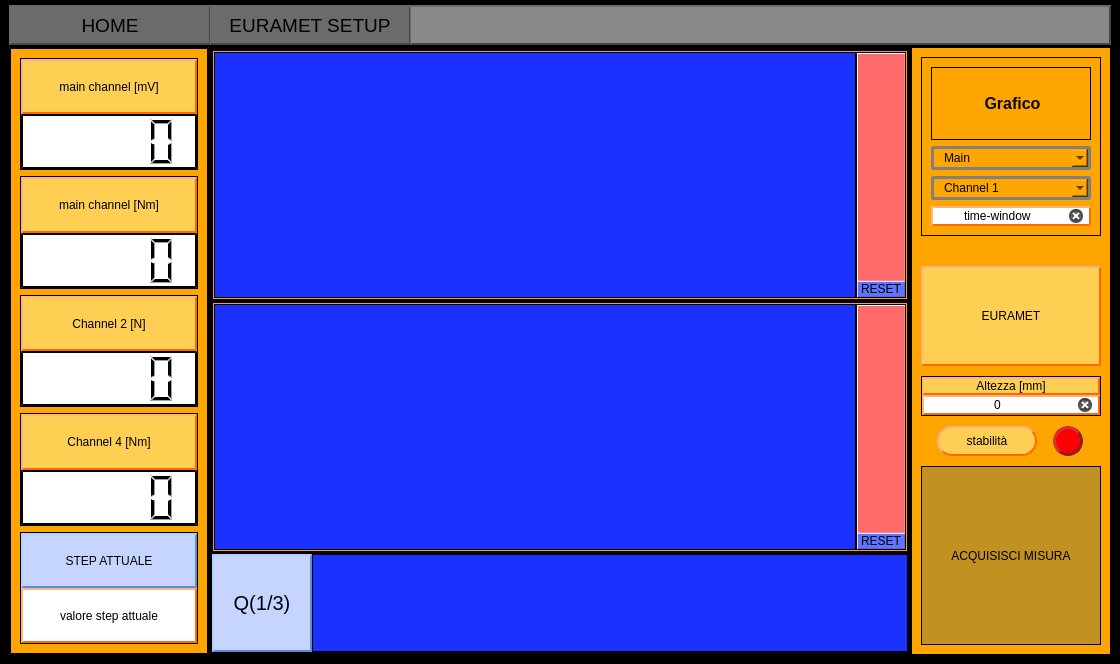
First picture: the form in Qt Creator/Mainwindow_grafico.ui, repository Mixer97/tesi_triennale, before the edit.
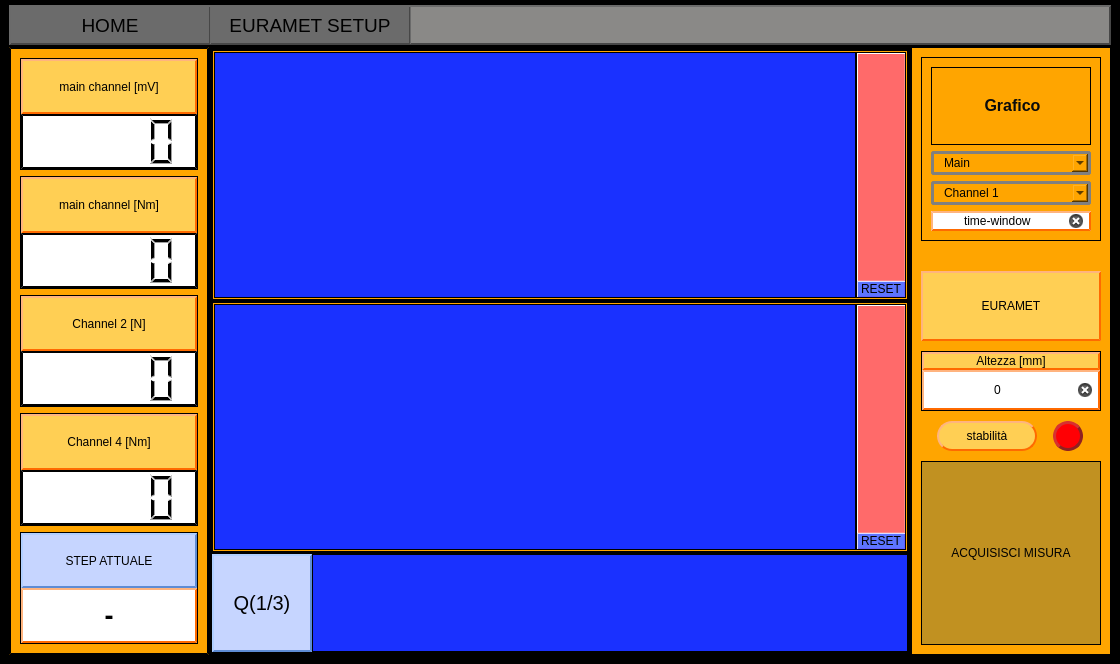
Second picture: the form after the edit. Custom widgets are drawn as their Qt base class.

Diff of the .ui file:
```diff
--- a/Qt Creator/Mainwindow_grafico.ui
+++ b/Qt Creator/Mainwindow_grafico.ui
@@ -414,6 +414,12 @@
              </item>
              <item>
               <widget class="QLabel" name="label_step_attuale_valore">
+               <property name="font">
+                <font>
+                 <pointsize>20</pointsize>
+                 <bold>true</bold>
+                </font>
+               </property>
                <property name="styleSheet">
                 <string notr="true">QWidget{
 	background-color:rgb(255, 255, 255); 
@@ -425,7 +431,7 @@
 }</string>
                </property>
                <property name="text">
-                <string>valore step attuale</string>
+                <string>-</string>
                </property>
                <property name="alignment">
                 <set>Qt::AlignCenter</set>
@@ -1715,13 +1721,19 @@
                  <verstretch>0</verstretch>
                 </sizepolicy>
                </property>
+               <property name="minimumSize">
+                <size>
+                 <width>0</width>
+                 <height>40</height>
+                </size>
+               </property>
                <property name="styleSheet">
                 <string notr="true">QWidget{
 	background-color:rgb(255, 255, 255); 
 	border-style: outset;
     border-width: 2px;
     border-color: rgb(255, 106, 0);
-	border-radius: 20;
+	border-radius: 0;
 	color: rgb(0,0,0);
 }</string>
                </property>
@@ -2010,13 +2022,13 @@
             <property name="minimumSize">
              <size>
               <width>0</width>
-              <height>100</height>
+              <height>70</height>
              </size>
             </property>
             <property name="maximumSize">
              <size>
               <width>16777215</width>
-              <height>100</height>
+              <height>70</height>
              </size>
             </property>
             <property name="styleSheet">
```
